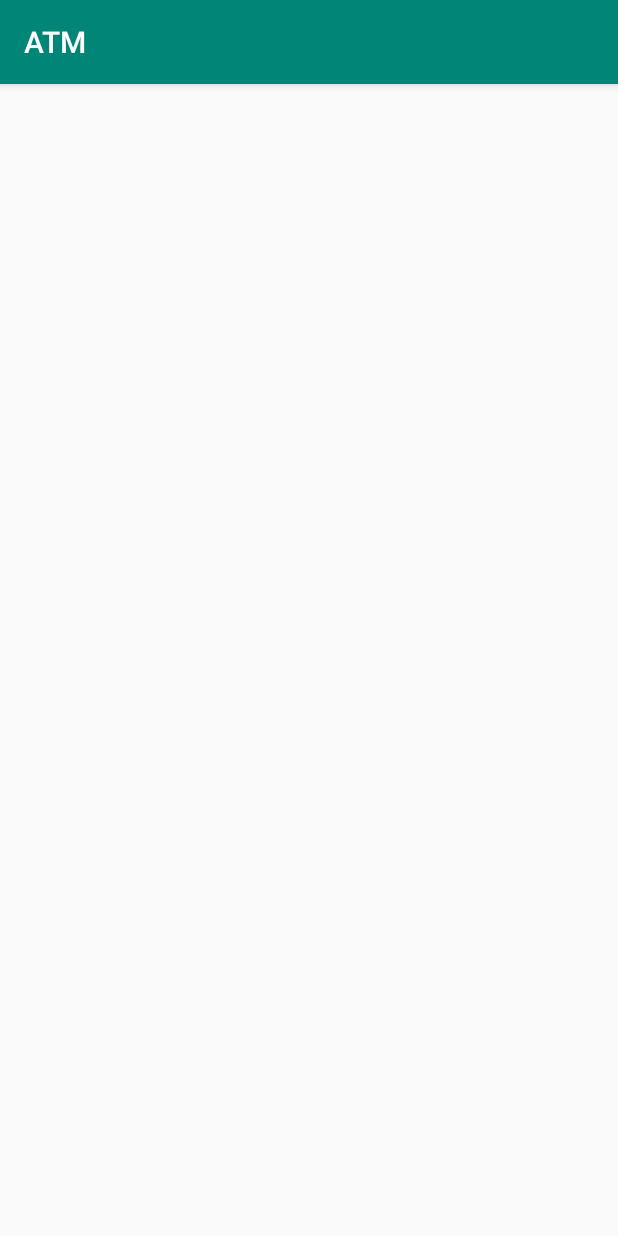
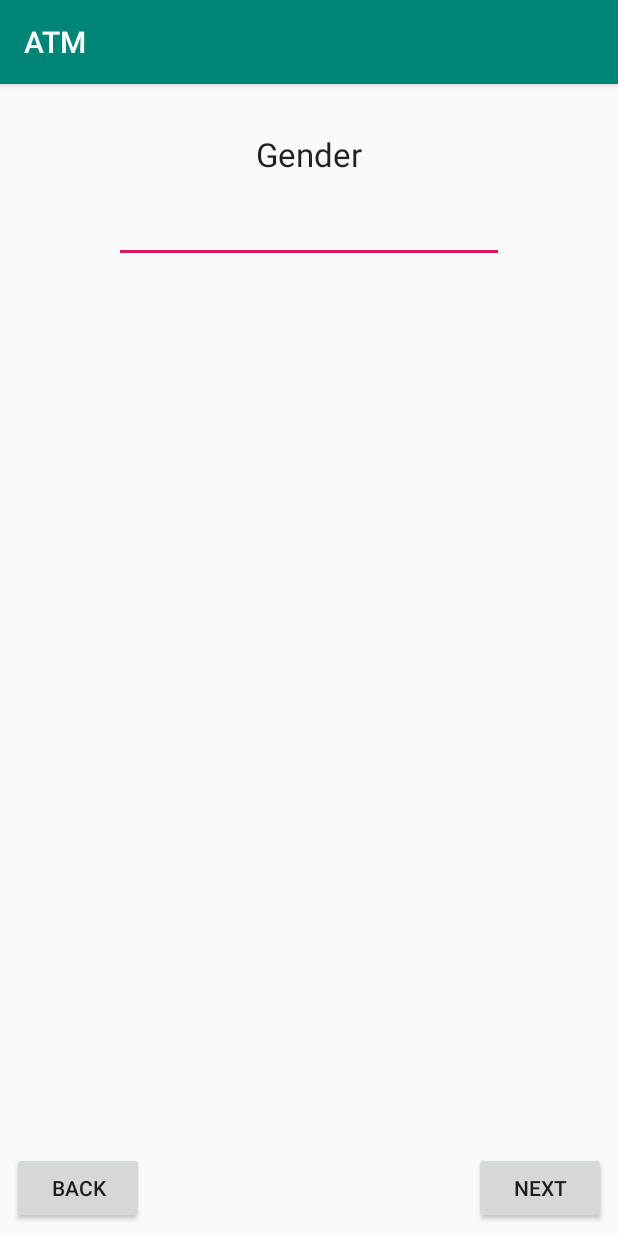
Before and after one commit to hshken/ATM, an Android app: the GenderActivity screen opened directly, with no data from a screen before it, on a phone screen of 412 x 824 dp. Run offline under Robolectric (Android 15) with nearby library versions, the phone set to English and light mode, and no system bars.

```diff
--- a/app/src/main/res/layout/activity_gender.xml
+++ b/app/src/main/res/layout/activity_gender.xml
@@ -6,4 +6,58 @@
     android:layout_height="match_parent"
     tools:context=".GenderActivity">
 
+    <TextView
+        android:id="@+id/textView4"
+        android:layout_width="wrap_content"
+        android:layout_height="wrap_content"
+        android:layout_marginStart="8dp"
+        android:layout_marginLeft="8dp"
+        android:layout_marginTop="32dp"
+        android:layout_marginEnd="8dp"
+        android:layout_marginRight="8dp"
+        android:text="Gender"
+        android:textAppearance="@style/TextAppearance.AppCompat.Large"
+        app:layout_constraintEnd_toEndOf="parent"
+        app:layout_constraintStart_toStartOf="parent"
+        app:layout_constraintTop_toTopOf="parent" />
+
+    <EditText
+        android:id="@+id/ed_gender"
+        android:layout_width="wrap_content"
+        android:layout_height="wrap_content"
+        android:layout_marginStart="8dp"
+        android:layout_marginLeft="8dp"
+        android:layout_marginTop="8dp"
+        android:layout_marginEnd="8dp"
+        android:layout_marginRight="8dp"
+        android:ems="10"
+        android:inputType="textPersonName"
+        android:textAppearance="@style/TextAppearance.AppCompat.Large"
+        app:layout_constraintEnd_toEndOf="parent"
+        app:layout_constraintStart_toStartOf="parent"
+        app:layout_constraintTop_toBottomOf="@+id/textView4" />
+
+    <Button
+        android:id="@+id/button2"
+        android:layout_width="wrap_content"
+        android:layout_height="wrap_content"
+        android:layout_marginEnd="8dp"
+        android:layout_marginRight="8dp"
+        android:layout_marginBottom="8dp"
+        android:onClick="next"
+        android:text="Next"
+        app:layout_constraintBottom_toBottomOf="parent"
+        app:layout_constraintEnd_toEndOf="parent" />
+
+    <Button
+        android:id="@+id/button3"
+        android:layout_width="wrap_content"
+        android:layout_height="wrap_content"
+        android:layout_marginStart="8dp"
+        android:layout_marginLeft="8dp"
+        android:layout_marginBottom="8dp"
+        android:onClick="back"
+        android:text="Back"
+        app:layout_constraintBottom_toBottomOf="parent"
+        app:layout_constraintStart_toStartOf="parent" />
 </android.support.constraint.ConstraintLayout>
```
Also changed, not shown: app/src/main/java/hshken/com/atm/AgeActivity.java (+18 -1 lines), app/src/main/java/hshken/com/atm/GenderActivity.java (+19 -1 lines), app/src/main/res/layout/activity_age.xml (+53 -0 lines), app/src/main/res/layout/activity_nickname.xml (+16 -4 lines).
